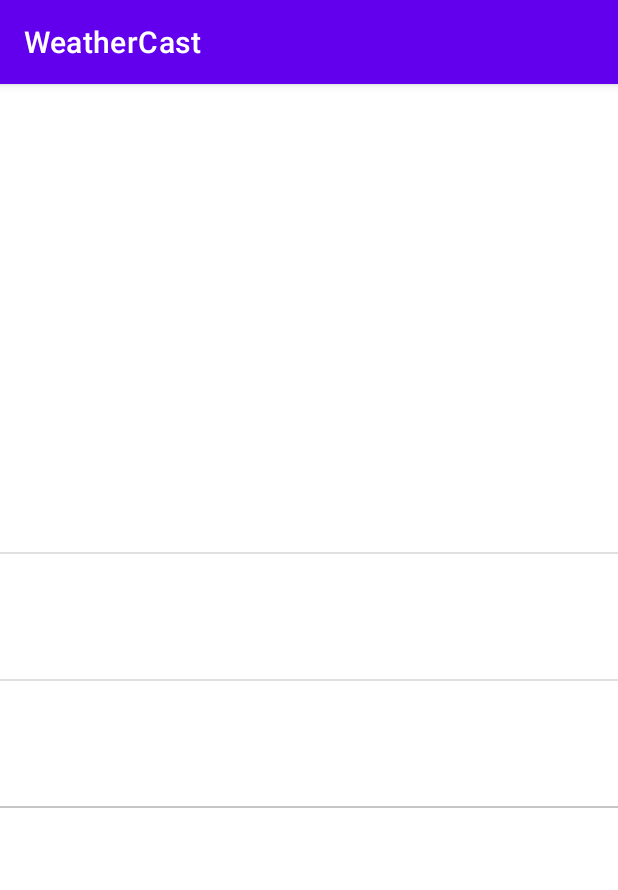
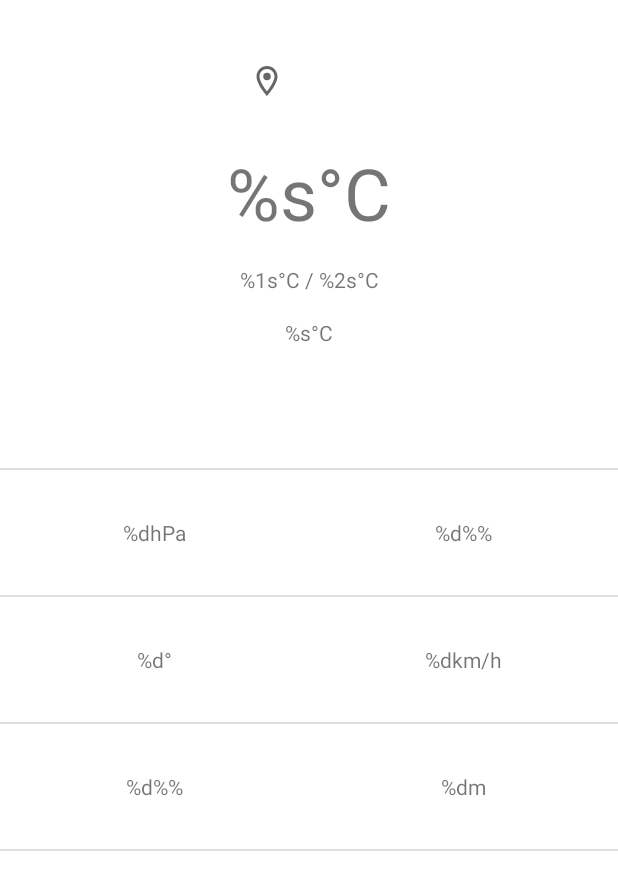
Before and after one commit to zvonimirplivelic/WeatherCast, an Android app: the screen it shows after launch (MainActivity), on a phone screen of 412 x 824 dp. Shown: the top 890 px of the screen. Run offline under Robolectric (Android 15) with nearby library versions, the phone set to English and light mode, and no system bars; our stand-ins replace Timber; 1 statement that could not run was skipped.

Commit message:
Redesign and refactor

```diff
--- a/app/src/main/java/com/zvonimirplivelic/weathercast/ui/MainActivity.kt
+++ b/app/src/main/java/com/zvonimirplivelic/weathercast/ui/MainActivity.kt
@@ -10,6 +10,5 @@ class MainActivity : AppCompatActivity() {
     override fun onCreate(savedInstanceState: Bundle?) {
         super.onCreate(savedInstanceState)
         setContentView(R.layout.activity_main)
-
     }
 }
--- a/app/src/main/res/layout/fragment_current_weather.xml
+++ b/app/src/main/res/layout/fragment_current_weather.xml
@@ -17,8 +17,27 @@
             android:layout_height="match_parent">
 
             <androidx.constraintlayout.widget.ConstraintLayout
+                android:id="@+id/current_weather_layout"
                 android:layout_width="match_parent"
                 android:layout_height="wrap_content">
+
+                <androidx.constraintlayout.widget.Guideline
+                    android:id="@+id/vertical_guideline"
+                    android:layout_width="wrap_content"
+                    android:layout_height="wrap_content"
+                    android:orientation="vertical"
+                    app:layout_constraintEnd_toEndOf="parent"
+                    app:layout_constraintGuide_percent="0.5"
+                    app:layout_constraintStart_toStartOf="parent" />
+
+                <ImageView
+                    android:layout_width="0dp"
+                    android:layout_height="wrap_content"
+                    android:layout_marginRight="16dp"
+                    android:src="@drawable/ic_location"
+                    app:layout_constraintBottom_toBottomOf="@id/tv_location_name"
+                    app:layout_constraintRight_toLeftOf="@id/tv_location_name"
+                    app:layout_constraintTop_toTopOf="@id/tv_location_name" />
 
                 <TextView
                     android:id="@+id/tv_location_name"
@@ -49,6 +68,7 @@
                     android:layout_width="wrap_content"
                     android:layout_height="0dp"
                     android:layout_margin="96dp"
+                    android:text="@string/temperature_string"
                     android:textSize="48sp"
                     app:layout_constraintLeft_toLeftOf="parent"
                     app:layout_constraintRight_toRightOf="parent"
@@ -61,6 +81,7 @@
                     android:layout_height="wrap_content"
                     android:layout_marginHorizontal="8dp"
                     android:layout_marginVertical="16dp"
+                    android:text="@string/min_max_temperature_string"
                     app:layout_constraintLeft_toLeftOf="parent"
                     app:layout_constraintRight_toRightOf="parent"
                     app:layout_constraintTop_toBottomOf="@id/tv_current_temperature"
@@ -71,6 +92,7 @@
                     android:layout_width="wrap_content"
                     android:layout_height="wrap_content"
                     android:layout_margin="16dp"
+                    android:text="@string/temperature_string"
                     app:layout_constraintLeft_toLeftOf="parent"
                     app:layout_constraintRight_toRightOf="parent"
                     app:layout_constraintTop_toBottomOf="@id/tv_min_max_temperature"
@@ -98,10 +120,11 @@
                     android:id="@+id/tv_air_pressure"
                     android:layout_width="wrap_content"
                     android:layout_height="wrap_content"
+                    android:layout_marginHorizontal="16dp"
                     android:layout_marginVertical="32dp"
-                    android:layout_marginHorizontal="16dp"
+                    android:text="@string/air_pressure_string"
                     app:layout_constraintLeft_toLeftOf="parent"
-                    app:layout_constraintRight_toLeftOf="@id/tv_air_humidity"
+                    app:layout_constraintRight_toRightOf="@id/vertical_guideline"
                     app:layout_constraintTop_toBottomOf="@id/temperature_divider"
                     tools:text="AirPressure" />
 
@@ -109,10 +132,11 @@
                     android:id="@+id/tv_air_humidity"
                     android:layout_width="wrap_content"
                     android:layout_height="wrap_content"
+                    android:layout_marginHorizontal="16dp"
                     android:layout_marginVertical="32dp"
-                    android:layout_marginHorizontal="16dp"
+                    android:text="@string/percentage_string"
+                    app:layout_constraintLeft_toLeftOf="@id/vertical_guideline"
                     app:layout_constraintRight_toRightOf="parent"
-                    app:layout_constraintLeft_toRightOf="@id/tv_air_pressure"
                     app:layout_constraintTop_toBottomOf="@id/temperature_divider"
                     tools:text="AirHumidity" />
 
@@ -129,8 +153,9 @@
                     android:layout_height="wrap_content"
                     android:layout_marginHorizontal="16dp"
                     android:layout_marginVertical="32dp"
-                    app:layout_constraintRight_toLeftOf="@id/tv_wind_speed"
+                    android:text="@string/degrees_string"
                     app:layout_constraintLeft_toLeftOf="parent"
+                    app:layout_constraintRight_toRightOf="@id/vertical_guideline"
                     app:layout_constraintTop_toBottomOf="@id/air_divider"
                     tools:text="WindDirection" />
 
@@ -140,7 +165,8 @@
                     android:layout_height="wrap_content"
                     android:layout_marginHorizontal="16dp"
                     android:layout_marginVertical="32dp"
-                    app:layout_constraintLeft_toRightOf="@id/tv_wind_direction"
+                    android:text="@string/kph_string"
+                    app:layout_constraintLeft_toLeftOf="@id/vertical_guideline"
                     app:layout_constraintRight_toRightOf="parent"
                     app:layout_constraintTop_toBottomOf="@id/air_divider"
                     tools:text="WindSpeed" />
@@ -158,8 +184,9 @@
                     android:layout_height="wrap_content"
                     android:layout_marginHorizontal="16dp"
                     android:layout_marginVertical="32dp"
+                    android:text="@string/percentage_string"
                     app:layout_constraintLeft_toLeftOf="parent"
-                    app:layout_constraintRight_toLeftOf="@id/tv_visibility"
+                    app:layout_constraintRight_toRightOf="@id/vertical_guideline"
                     app:layout_constraintTop_toBottomOf="@id/wind_divider"
                     tools:text="Clouds" />
 
@@ -169,8 +196,9 @@
                     android:layout_height="wrap_content"
                     android:layout_marginHorizontal="16dp"
                     android:layout_marginVertical="32dp"
+                    android:text="@string/meters_string"
+                    app:layout_constraintLeft_toLeftOf="@id/vertical_guideline"
                     app:layout_constraintRight_toRightOf="parent"
-                    app:layout_constraintLeft_toRightOf="@id/tv_clouds"
                     app:layout_constraintTop_toBottomOf="@id/wind_divider"
                     tools:text="Visibility" />
 
@@ -179,7 +207,7 @@
                     android:layout_width="match_parent"
                     android:layout_height="wrap_content"
                     android:layout_marginVertical="32dp"
-                    app:layout_constraintTop_toBottomOf="@id/tv_wind_direction" />
+                    app:layout_constraintTop_toBottomOf="@id/tv_clouds" />
 
 
                 <TextView
@@ -188,8 +216,10 @@
                     android:layout_height="wrap_content"
                     android:layout_marginHorizontal="16dp"
                     android:layout_marginVertical="32dp"
+                    android:textSize="12sp"
+                    android:textStyle="italic"
                     app:layout_constraintLeft_toLeftOf="parent"
-                    app:layout_constraintRight_toLeftOf="@id/tv_sunset_time"
+                    app:layout_constraintRight_toRightOf="@id/vertical_guideline"
                     app:layout_constraintTop_toBottomOf="@id/visibility_divider"
                     tools:text="Sunrise time" />
 
@@ -197,10 +227,12 @@
                     android:id="@+id/tv_sunset_time"
                     android:layout_width="wrap_content"
                     android:layout_height="wrap_content"
+                    android:layout_marginHorizontal="16dp"
                     android:layout_marginVertical="32dp"
-                    android:layout_marginHorizontal="16dp"
+                    android:textSize="12sp"
+                    android:textStyle="italic"
+                    app:layout_constraintLeft_toLeftOf="@id/vertical_guideline"
                     app:layout_constraintRight_toRightOf="parent"
-                    app:layout_constraintLeft_toRightOf="@id/tv_sunrise_time"
                     app:layout_constraintTop_toBottomOf="@id/visibility_divider"
                     tools:text="Sunset time" />
             </androidx.constraintlayout.widget.ConstraintLayout>
--- a/app/src/main/res/values-night/themes.xml
+++ b/app/src/main/res/values-night/themes.xml
@@ -1,6 +1,6 @@
 <resources xmlns:tools="http://schemas.android.com/tools">
     <!-- Base application theme. -->
-    <style name="Theme.WeatherCast" parent="Theme.MaterialComponents.DayNight.DarkActionBar">
+    <style name="Theme.WeatherCast" parent="Theme.MaterialComponents.DayNight.NoActionBar">
         <!-- Primary brand color. -->
         <item name="colorPrimary">@color/purple_200</item>
         <item name="colorPrimaryVariant">@color/purple_700</item>
--- a/app/src/main/res/values/strings.xml
+++ b/app/src/main/res/values/strings.xml
@@ -2,4 +2,11 @@
     <string name="app_name">WeatherCast</string>
     <!-- TODO: Remove or change this placeholder text -->
     <string name="hello_blank_fragment">Hello blank fragment</string>
+    <string name="temperature_string">%s°C</string>
+    <string name="min_max_temperature_string">%1s°C / %2s°C</string>
+    <string name="air_pressure_string">%dhPa</string>
+    <string name="percentage_string">%d%%</string>
+    <string name="degrees_string">%d°</string>
+    <string name="kph_string">%dkm/h</string>
+    <string name="meters_string">%dm</string>
 </resources>
--- a/app/src/main/res/values/themes.xml
+++ b/app/src/main/res/values/themes.xml
@@ -1,6 +1,6 @@
 <resources xmlns:tools="http://schemas.android.com/tools">
     <!-- Base application theme. -->
-    <style name="Theme.WeatherCast" parent="Theme.MaterialComponents.DayNight.DarkActionBar">
+    <style name="Theme.WeatherCast" parent="Theme.MaterialComponents.DayNight.NoActionBar">
         <!-- Primary brand color. -->
         <item name="colorPrimary">@color/purple_500</item>
         <item name="colorPrimaryVariant">@color/purple_700</item>
```
Also changed, not shown: app/src/main/java/com/zvonimirplivelic/weathercast/ui/CurrentWeatherFragment.kt (+71 -12 lines).
